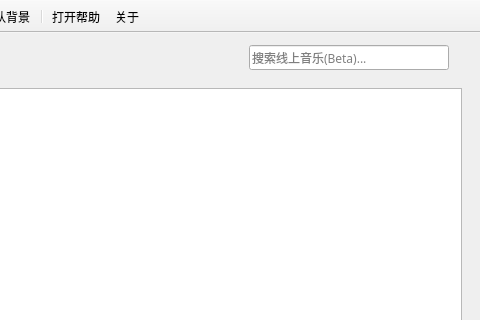
Qt form src/playerwindow.ui (Remaker01/TinyPlayer) before a commit; both pictures show x 520 to 1000 and y 0 to 320 of the 1000 by 667 pixel window.
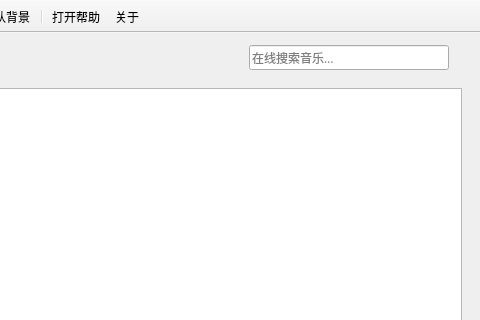
The same form after that commit. Icons and pictures are not drawn. Custom widgets are drawn as their Qt base class.

The edit to the form file:
```diff
--- a/src/playerwindow.ui
+++ b/src/playerwindow.ui
@@ -377,7 +377,7 @@
           <number>256</number>
          </property>
          <property name="placeholderText">
-          <string>搜索线上音乐(Beta)...</string>
+          <string>在线搜索音乐...</string>
          </property>
         </widget>
        </item>
```
Left out of the diff: 177 changed lines with no effect on the pictures.
